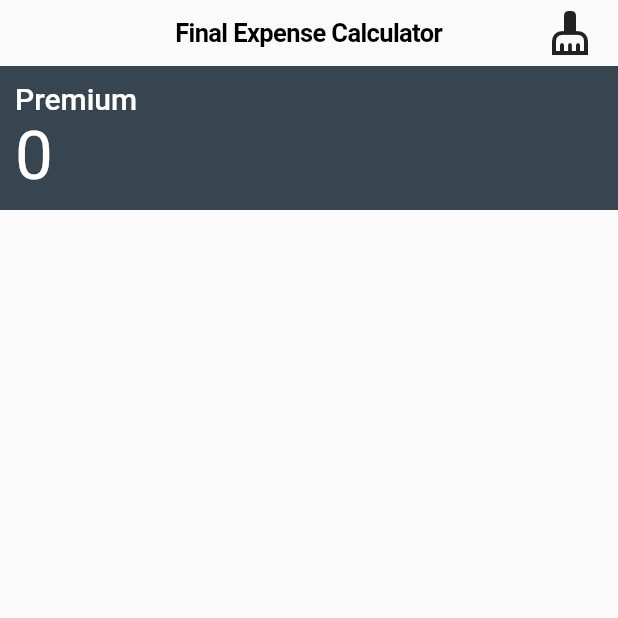
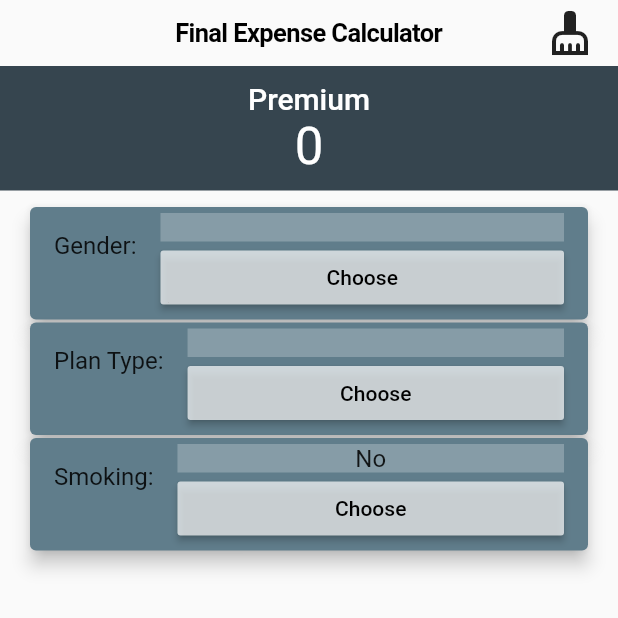
Before and after one commit to bryantwilliam/rate_calculator, a Flutter app: the screen it shows after launch, on a phone screen of 412 x 824 dp, the top half of it. Run offline on Flutter 3.47's test engine with Material 2 defaults, Android fonts, the phone set to English and light mode, and no system bars.

Commit message:
Made & used custom picker widgets - picker.dart

```diff
--- a/lib/main.dart
+++ b/lib/main.dart
@@ -1,5 +1,7 @@
 import 'package:flutter/cupertino.dart';
 import 'package:flutter/material.dart';
+
+import 'picker.dart';
 
 void main() {
   runApp(MyApp());
@@ -30,12 +32,8 @@ class MyHomePage extends StatefulWidget {
 }
 
 class _MyHomePageState extends State<MyHomePage> {
-  int _counter = 0;
-
   void _clear() {
-    setState(() {
-      // TODO clear all data.
-    });
+    setState(() {});
   }
 
   @override
@@ -55,12 +53,13 @@ class _MyHomePageState extends State<MyHomePage> {
       ),
       child: SafeArea(
         child: Column(
+          crossAxisAlignment: CrossAxisAlignment.stretch,
           children: [
             Container(
               padding: EdgeInsets.all(10),
               color: Color.fromRGBO(54, 69, 79, 1),
               child: Column(
-                crossAxisAlignment: CrossAxisAlignment.stretch,
+                //crossAxisAlignment: CrossAxisAlignment.start,
                 children: [
                   Text(
                     "Premium",
@@ -73,9 +72,33 @@ class _MyHomePageState extends State<MyHomePage> {
                     "0",
                     style: Theme.of(context)
                         .textTheme
-                        .headline3
+                        .headline4
                         .copyWith(color: Colors.white),
                   ),
+                ],
+              ),
+            ),
+            Container(
+              padding: EdgeInsets.all(10),
+              child: Column(
+                crossAxisAlignment: CrossAxisAlignment.start,
+                children: [
+                  Picker(
+                    title: "Gender",
+                    description: "Male or Female?",
+                    options: ["Male", "Female"],
+                  ),
+                  Picker(
+                    title: "Plan Type",
+                    description: "Which plan type?",
+                    options: ["Final Expense", "20 Pay", "Modified"],
+                  ),
+                  Picker(
+                    title: "Smoking",
+                    description: "Smoking?",
+                    options: ["No", "Non-Tobacco", "Tobacco"],
+                    showFirstOptionPlaceholder: true,
+                  )
                 ],
               ),
             ),
--- /dev/null
+++ b/lib/picker.dart
@@ -0,0 +1,86 @@
+import 'package:flutter/cupertino.dart';
+import 'package:flutter/material.dart';
+
+class Picker extends StatefulWidget {
+  final String title;
+  final String description;
+  final List<String> options;
+  final bool showFirstOptionPlaceholder;
+
+  const Picker({
+    @required this.title,
+    @required this.description,
+    @required this.options,
+    this.showFirstOptionPlaceholder = false,
+  });
+
+  @override
+  _State createState() => _State();
+}
+
+class _State extends State<Picker> {
+  var _result = "";
+
+  List<CupertinoActionSheetAction> get _actions {
+    List<CupertinoActionSheetAction> actionList = [];
+    for (String optionName in widget.options) {
+      actionList.add(
+        CupertinoActionSheetAction(
+          child: Text(optionName),
+          onPressed: () {
+            setState(() {
+              _result = optionName;
+            });
+            Navigator.pop(context);
+          },
+        ),
+      );
+    }
+    return actionList;
+  }
+
+  @override
+  Widget build(BuildContext context) {
+    return Card(
+      color: Colors.blueGrey,
+      elevation: 5,
+      margin: EdgeInsets.symmetric(
+        vertical: 1,
+        horizontal: 10,
+      ),
+      child: ListTile(
+        leading: Text(
+          "${widget.title}:",
+          style: Theme.of(context).textTheme.subtitle1,
+        ),
+        title: Container(
+          color: Colors.white24,
+          child: Center(
+            child: Text(
+              _result == "" && widget.showFirstOptionPlaceholder
+                  ? widget.options[0]
+                  : _result,
+              style: Theme.of(context).textTheme.subtitle1,
+            ),
+          ),
+        ),
+        subtitle: MaterialButton(
+          color: Colors.white70,
+          child: Text(
+            'Choose',
+            style: TextStyle(color: Colors.black),
+          ),
+          onPressed: () {
+            showCupertinoModalPopup(
+              context: context,
+              builder: (BuildContext context) => CupertinoActionSheet(
+                title: Text(widget.description),
+                actions: _actions,
+              ),
+            );
+          },
+        ),
+      ),
+    );
+  }
+}
```
